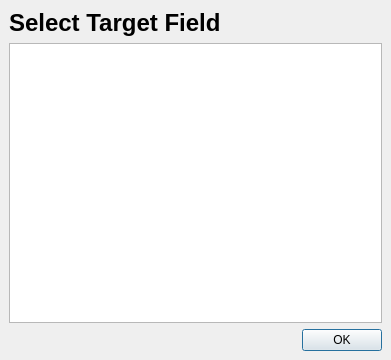
This is designer/changemap.ui in ludiosarchive/anki as Qt 5 draws it before an edit. The edited form follows.
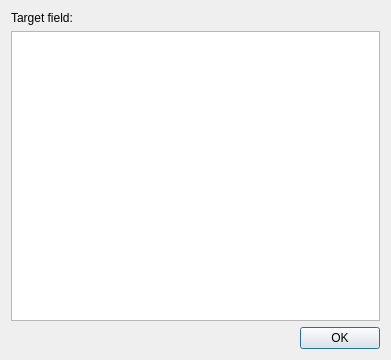
This is the edited form.

What changed in the file:
```diff
--- a/designer/changemap.ui
+++ b/designer/changemap.ui
@@ -12,17 +12,11 @@
   <property name="windowTitle" >
    <string>Import</string>
   </property>
-  <layout class="QVBoxLayout" >
-   <property name="spacing" >
-    <number>6</number>
-   </property>
-   <property name="margin" >
-    <number>9</number>
-   </property>
+  <layout class="QVBoxLayout">
    <item>
-    <widget class="QLabel" name="label" >
-     <property name="text" >
-      <string>&lt;h1>Select Target Field&lt;/h1></string>
+    <widget class="QLabel" name="label">
+     <property name="text">
+      <string>Target field:</string>
      </property>
      <property name="wordWrap" >
       <bool>true</bool>
```
Left out of the diff: 51 changed lines with no effect on the pictures.
